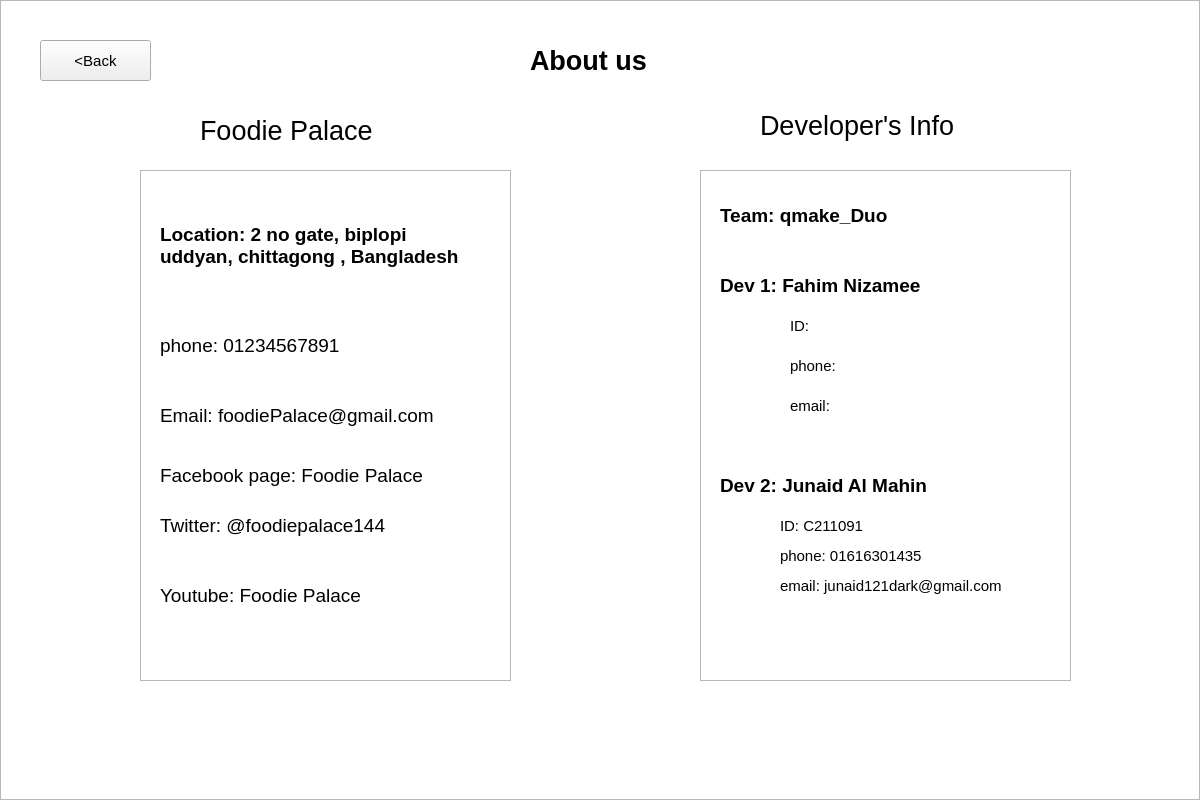
Creed667/FoodiePalaceCustomer, file FoodiePalace_Customer/mainwindow.ui: the form before one commit.
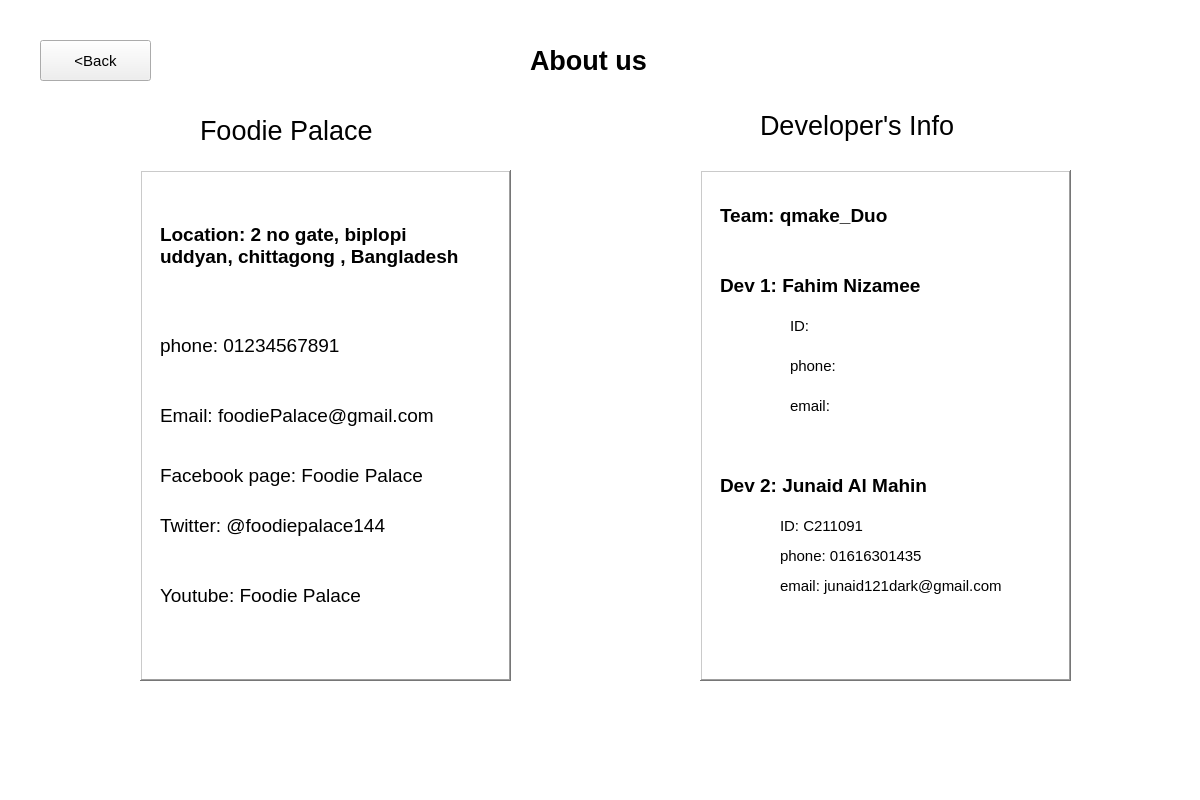
The form after the commit. Icons and pictures are not drawn.

```diff
--- a/FoodiePalace_Customer/mainwindow.ui
+++ b/FoodiePalace_Customer/mainwindow.ui
@@ -1113,6 +1113,9 @@
         <height>800</height>
        </rect>
       </property>
+      <property name="frameShape">
+       <enum>QFrame::NoFrame</enum>
+      </property>
      </widget>
      <widget class="QGraphicsView" name="graphicsView_2">
       <property name="geometry">
@@ -1123,6 +1126,12 @@
         <height>511</height>
        </rect>
       </property>
+      <property name="frameShape">
+       <enum>QFrame::WinPanel</enum>
+      </property>
+      <property name="frameShadow">
+       <enum>QFrame::Raised</enum>
+      </property>
      </widget>
      <widget class="QGraphicsView" name="graphicsView_3">
       <property name="geometry">
@@ -1133,6 +1142,12 @@
         <height>511</height>
        </rect>
       </property>
+      <property name="frameShape">
+       <enum>QFrame::WinPanel</enum>
+      </property>
+      <property name="frameShadow">
+       <enum>QFrame::Raised</enum>
+      </property>
      </widget>
      <widget class="QLabel" name="label">
       <property name="geometry">
```
Left out of the diff: 7 changed lines with no effect on the pictures.
